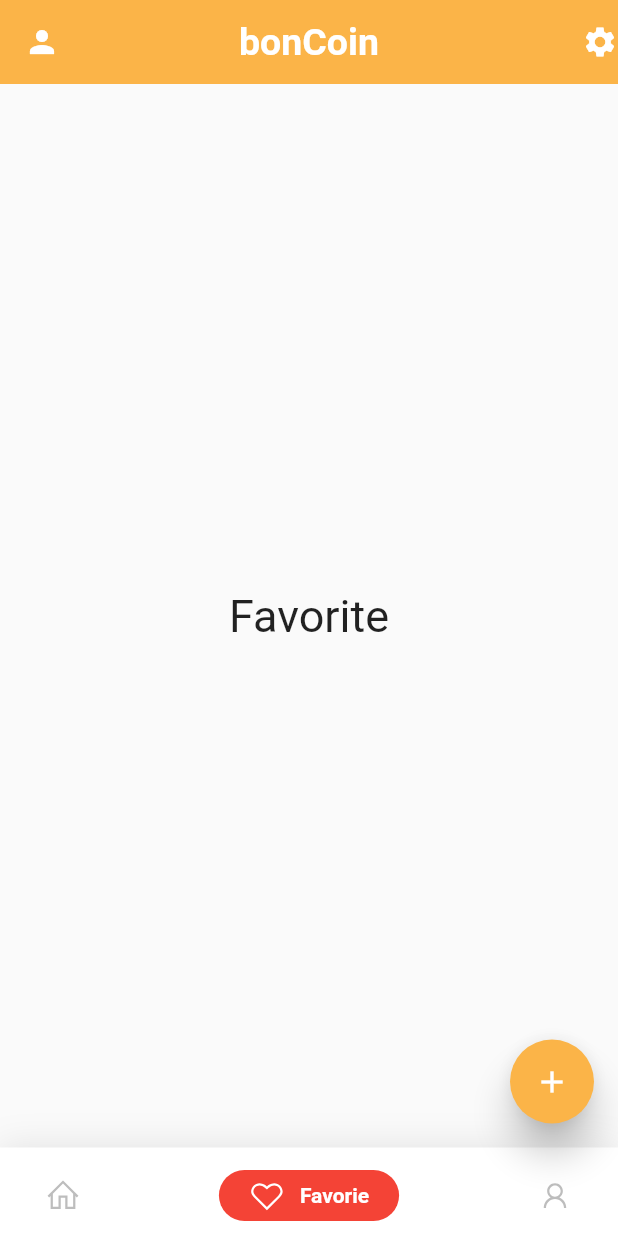
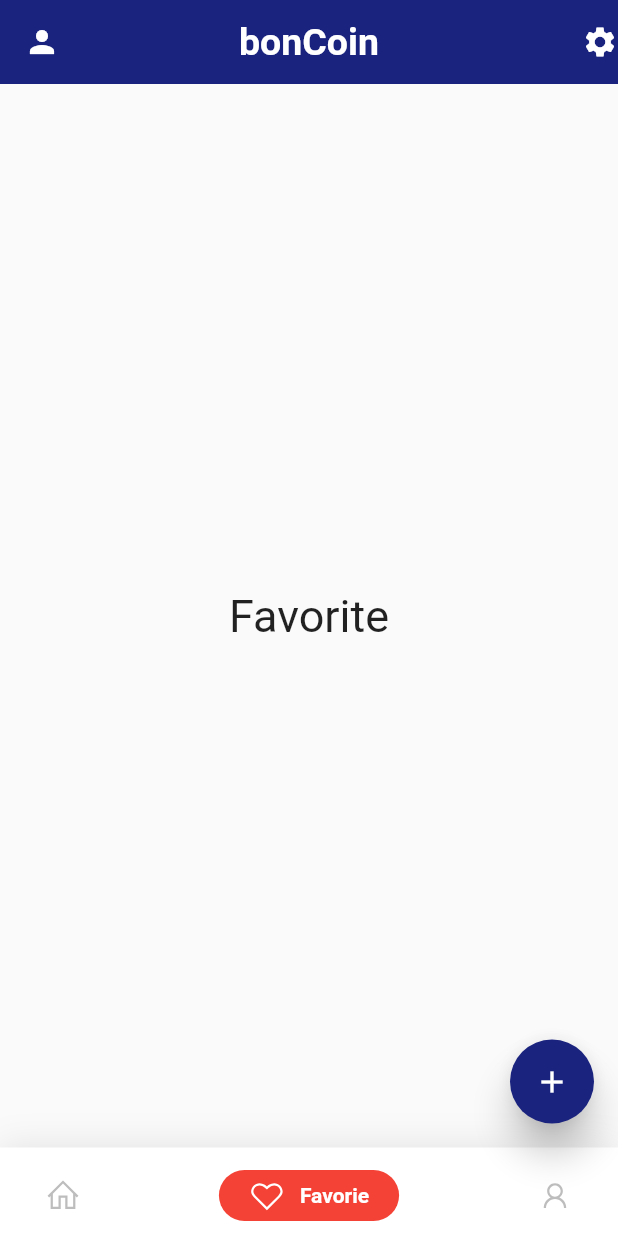
Before and after one commit to mamadou-wone/bonCoin, a Flutter app: the screen it shows once a user with an empty profile is signed in, item 2 of the bottom bar chosen, after a tap on the "add" icon, on a phone screen of 412 x 824 dp. Run offline on Flutter 3.47's test engine with Material 2 defaults, Android fonts, the phone set to English and light mode, and no system bars; drawn by our look-alikes of google_nav_bar; our stand-ins replace firebase_auth, google_fonts, google_sign_in, line_icons, page_transition and 1 more; missing offline and left inert: dart:ffi; accounts and stored records are empty.

Commit message:
Day47 #100DaysOfCode [47/100]

```diff
--- a/lib/Pages/Account.dart
+++ b/lib/Pages/Account.dart
@@ -1,5 +1,7 @@
+import 'package:bonCoinSN/modals/user.dart';
 import 'package:bonCoinSN/services/auth.dart';
 import 'package:flutter/material.dart';
+import 'package:provider/provider.dart';
 
 class Account extends StatefulWidget {
   @override
@@ -8,19 +10,34 @@ class Account extends StatefulWidget {
 
 class _AccountState extends State<Account> {
   final AuthService _auth = AuthService();
+
   @override
   Widget build(BuildContext context) {
+    final user = Provider.of<User>(context);
     return Scaffold(
       body: Center(
         child: Column(
           children: <Widget>[
+            FlatButton(
+              onPressed: () async {
+                print(user.email);
+                // print(user.email);
+              },
+              child: Text('Test'),
+            ),
+            Image.network(
+              user.email,
+              width: 150.0,
+              height: 120.0,
+            ),
             Text(
               'COMPTE',
               style: TextStyle(fontSize: 30.0),
             ),
             FlatButton(
-              onPressed: () {
-                _auth.signOut();
+              onPressed: () async {
+                await _auth.signOut();
+                // print(user.email);
               },
               child: Text('SeDéconnecter'),
             ),
--- a/lib/home.dart
+++ b/lib/home.dart
@@ -58,7 +58,7 @@ class _HomeState extends State<Home> {
           Icon(Icons.settings),
         ],
         centerTitle: true,
-        backgroundColor: Color(0xfffbb448),
+        backgroundColor: Colors.indigo[900],
         title: Text(
           'bonCoin',
           style: TextStyle(fontSize: 25.0, fontWeight: FontWeight.bold),
@@ -89,7 +89,7 @@ class _HomeState extends State<Home> {
                   GButton(
                     icon: LineIcons.home,
                     text: 'Home',
-                    backgroundColor: Color(0xfffbb448),
+                    backgroundColor: Colors.indigo[900],
                   ),
                   GButton(
                     icon: LineIcons.heart_o,
@@ -99,7 +99,7 @@ class _HomeState extends State<Home> {
                   GButton(
                     icon: LineIcons.user,
                     text: 'Profil',
-                    backgroundColor: Colors.blue,
+                    backgroundColor: Color(0xfffbb448),
                   ),
                 ],
                 selectedIndex: selectedIndex,
@@ -113,10 +113,10 @@ class _HomeState extends State<Home> {
       ),
       // Static Day
       floatingActionButton: FloatingActionButton(
-        backgroundColor: Color(0xfffbb448),
+        backgroundColor: Colors.indigo[900],
         child: Icon(Icons.add),
         elevation: 10.0,
-        splashColor: Colors.blueGrey[700],
+        splashColor: Colors.indigo[700],
         onPressed: () {},
       ),
     );
--- a/lib/main.dart
+++ b/lib/main.dart
@@ -7,12 +7,17 @@ import 'package:bonCoinSN/src/Widget/wrapper.dart';
 import 'package:bonCoinSN/src/loginPage.dart';
 import 'package:bonCoinSN/src/welcomePage.dart';
 import 'package:flutter/material.dart';
+import 'package:flutter/services.dart';
 import 'package:page_transition/page_transition.dart';
 import 'package:provider/provider.dart';
 import 'package:splashscreen/splashscreen.dart';
 
 void main() {
-  runApp(MyApp());
+  WidgetsFlutterBinding.ensureInitialized();
+  SystemChrome.setPreferredOrientations([DeviceOrientation.portraitUp])
+      .then((_) {
+    runApp(MyApp());
+  });
 }
 
 class MyApp extends StatefulWidget {
@@ -42,10 +47,11 @@ class _MyAppState extends State<MyApp> {
                               fontWeight: FontWeight.bold,
                               color: Colors.white),
                         ),
-                        gradientBackground: LinearGradient(
-                            begin: Alignment.topCenter,
-                            end: Alignment.bottomCenter,
-                            colors: [Color(0xfffbb448), Color(0xffe46b10)]),
+                        backgroundColor: Colors.indigo[900],
+                        // gradientBackground: LinearGradient(
+                        //     begin: Alignment.topCenter,
+                        //     end: Alignment.bottomCenter,
+                        //     colors: [Color(0xfffbb448), Color(0xffe46b10)]),
                         // backgroundColor: Color(0xfffbb448),
                         styleTextUnderTheLoader: new TextStyle(),
                         loaderColor: Colors.white),
--- a/lib/services/auth.dart
+++ b/lib/services/auth.dart
@@ -6,7 +6,7 @@ class AuthService {
   final FirebaseAuth _auth = FirebaseAuth.instance;
 
   User _userFromFirebaseUser(FirebaseUser user) {
-    return user != null ? User(uid: user.uid, email: user.email) : null;
+    return user != null ? User(uid: user.uid, email: user.photoUrl) : null;
   }
 
   // auth change stream
@@ -43,7 +43,7 @@ class AuthService {
 // Sign out
   Future signOut() async {
     try {
-      return _auth.signOut();
+      return await _auth.signOut();
     } catch (e) {
       print(e.toString());
       return null;
@@ -51,7 +51,7 @@ class AuthService {
   }
 
   // Login with google
-  Future<bool> loginWithGoogle() async {
+  Future loginWithGoogle() async {
     try {
       GoogleSignIn googleSignIn = GoogleSignIn();
       GoogleSignInAccount account = await googleSignIn.signIn();
@@ -63,7 +63,7 @@ class AuthService {
       );
       FirebaseUser user = result.user;
       if (result == null) return false;
-      return true;
+      return _userFromFirebaseUser(user);
     } catch (e) {
       print(e.toString());
       return null;
--- a/lib/src/Widget/wrapper.dart
+++ b/lib/src/Widget/wrapper.dart
@@ -8,11 +8,12 @@ class Wrapper extends StatelessWidget {
   @override
   Widget build(BuildContext context) {
     final user = Provider.of<User>(context);
-    print(user);
+    print(('User not connect'));
     if (user == null) {
       return WelcomePage();
     } else {
       return Home();
+      // Navigator.of(context).pushReplacementNamed('/home');
     }
   }
 }
--- a/lib/src/loginPage.dart
+++ b/lib/src/loginPage.dart
@@ -144,8 +144,9 @@ class _LoginPageState extends State<LoginPage> {
             setState(() {
               widget.error = 'Impossible de se connecter avec ces identifiants';
             });
+          } else {
+            Navigator.pushReplacementNamed(context, '/home');
           }
-          Navigator.pushReplacementNamed(context, '/home');
         }
         return result;
       },
@@ -185,7 +186,7 @@ class _LoginPageState extends State<LoginPage> {
     );
   }
 
-  Widget _facebookButton() {
+  Widget _googleButton() {
     return GestureDetector(
       child: Container(
         height: 50,
@@ -233,8 +234,14 @@ class _LoginPageState extends State<LoginPage> {
         ),
       ),
       onTap: () async {
-        bool result = await AuthService().loginWithGoogle();
-        if (!result) print('error');
+        dynamic result = await AuthService().loginWithGoogle();
+        if (result == null) {
+          setState(() {
+            widget.error = 'Impossible de se connecter avec ces identifiants';
+          });
+        } else {
+          Navigator.of(context).pushReplacementNamed('/home');
+        }
       },
     );
   }
@@ -351,7 +358,7 @@ class _LoginPageState extends State<LoginPage> {
                     //           fontSize: 14, fontWeight: FontWeight.w500)),
                     // ),
                     _divider(),
-                    _facebookButton(),
+                    _googleButton(),
                     SizedBox(height: height * .055),
                     _createAccountLabel(),
                   ],
--- a/lib/src/signup.dart
+++ b/lib/src/signup.dart
@@ -1,3 +1,4 @@
+import 'package:bonCoinSN/home.dart';
 import 'package:bonCoinSN/services/auth.dart';
 import 'package:bonCoinSN/src/Widget/bezierContainer.dart';
 import 'package:bonCoinSN/src/loginPage.dart';
@@ -136,6 +137,9 @@ class _SignUpPageState extends State<SignUpPage> {
         if (_formKey.currentState.validate()) {
           dynamic result = await _auth.registerWithEmailAndPassword(
               widget.email, widget.password);
+          if (result != null) {
+            Navigator.of(context).pushReplacementNamed('/home');
+          }
           print(result);
         }
       },
--- a/lib/src/welcomePage.dart
+++ b/lib/src/welcomePage.dart
@@ -1,3 +1,4 @@
+import 'package:bonCoinSN/services/auth.dart';
 import 'package:bonCoinSN/src/loginPage.dart';
 import 'package:bonCoinSN/src/signup.dart';
 import 'package:flutter/material.dart';
@@ -7,59 +8,155 @@ class WelcomePage extends StatefulWidget {
   WelcomePage({Key key, this.title}) : super(key: key);
 
   final String title;
-
+  String error = '';
   @override
   _WelcomePageState createState() => _WelcomePageState();
 }
 
 class _WelcomePageState extends State<WelcomePage> {
-  Widget _submitButton() {
-    return InkWell(
-      onTap: () {
-        Navigator.push(
-            context, MaterialPageRoute(builder: (context) => LoginPage()));
+  Widget _googleButton() {
+    return GestureDetector(
+      child: Container(
+        height: 50,
+        margin: EdgeInsets.symmetric(vertical: 20),
+        decoration: BoxDecoration(
+          borderRadius: BorderRadius.all(Radius.circular(10)),
+        ),
+        child: Row(
+          children: <Widget>[
+            Expanded(
+              flex: 1,
+              child: Container(
+                decoration: BoxDecoration(
+                  color: Colors.red[700],
+                  borderRadius: BorderRadius.only(
+                      bottomLeft: Radius.circular(5),
+                      topLeft: Radius.circular(5)),
+                ),
+                alignment: Alignment.center,
+                child: Text('G',
+                    style: TextStyle(
+                        color: Colors.white,
+                        fontSize: 25,
+                        fontWeight: FontWeight.w400)),
+              ),
+            ),
+            Expanded(
+              flex: 5,
+              child: Container(
+                decoration: BoxDecoration(
+                  color: Colors.red[400],
+                  borderRadius: BorderRadius.only(
+                      bottomRight: Radius.circular(5),
+                      topRight: Radius.circular(5)),
+                ),
+                alignment: Alignment.center,
+                child: Text('Continuer avec Google',
+                    style: TextStyle(
+                        color: Colors.white,
+                        fontSize: 18,
+                        fontWeight: FontWeight.w400)),
+              ),
+            ),
+          ],
+        ),
+      ),
+      onTap: () async {
+        dynamic result = await AuthService().loginWithGoogle();
+        if (result == null) {
+          setState(() {
+            widget.error = 'Impossible de se connecter avec ces identifiants';
+          });
+        } else {
+          // Navigator.of(context).pushReplacementNamed('/home');
+        }
       },
-      child: Container(
-        width: MediaQuery.of(context).size.width,
-        padding: EdgeInsets.symmetric(vertical: 13),
-        alignment: Alignment.center,
-        decoration: BoxDecoration(
-            borderRadius: BorderRadius.all(Radius.circular(5)),
-            boxShadow: <BoxShadow>[
-              BoxShadow(
-                  color: Color(0xffdf8e33).withAlpha(180),
-                  offset: Offset(2, 4),
-                  blurRadius: 8,
-                  spreadRadius: 2)
-            ],
-            color: Colors.white),
-        child: Text(
-          'Se connecter',
-          style: TextStyle(fontSize: 20, color: Color(0xfff7892b)),
-        ),
+    );
+  }
+
+  Widget _divider() {
+    return Container(
+      margin: EdgeInsets.symmetric(vertical: 10),
+      child: Row(
+        children: <Widget>[
+          SizedBox(
+            width: 20,
+          ),
+          Expanded(
+            child: Padding(
+              padding: EdgeInsets.symmetric(horizontal: 10),
+              child: Divider(
+                thickness: 1,
+              ),
+            ),
+          ),
+          Text('ou'),
+          Expanded(
+            child: Padding(
+              padding: EdgeInsets.symmetric(horizontal: 10),
+              child: Divider(
+                thickness: 1,
+              ),
+            ),
+          ),
+          SizedBox(
+            width: 20,
+          ),
+        ],
       ),
     );
   }
 
-  Widget _signUpButton() {
-    return InkWell(
-      onTap: () {
-        Navigator.push(
-            context, MaterialPageRoute(builder: (context) => SignUpPage()));
-      },
+  Widget _facebookButton() {
+    return GestureDetector(
       child: Container(
-        width: MediaQuery.of(context).size.width,
-        padding: EdgeInsets.symmetric(vertical: 13),
-        alignment: Alignment.center,
+        height: 50,
+        margin: EdgeInsets.symmetric(vertical: 20),
         decoration: BoxDecoration(
-          borderRadius: BorderRadius.all(Radius.circular(5)),
-          border: Border.all(color: Colors.white, width: 2),
+          borderRadius: BorderRadius.all(Radius.circular(10)),
         ),
-        child: Text(
-          'S\'inscrire',
-          style: TextStyle(fontSize: 20, color: Colors.white),
+        child: Row(
+          children: <Widget>[
+            Expanded(
+              flex: 1,
+              child: Container(
+                decoration: BoxDecoration(
+                  color: Color(0xff1959a9),
+                  borderRadius: BorderRadius.only(
+                      bottomLeft: Radius.circular(5),
+                      topLeft: Radius.circular(5)),
+                ),
+                alignment: Alignment.center,
+                child: Text('f',
+                    style: TextStyle(
+                        color: Colors.white,
+                        fontSize: 25,
+                        fontWeight: FontWeight.w400)),
+              ),
+            ),
+            Expanded(
+              flex: 5,
+              child: Container(
+                decoration: BoxDecoration(
+                  color: Color(0xff2872ba),
+                  borderRadius: BorderRadius.only(
+                      bottomRight: Radius.circular(5),
+                      topRight: Radius.circular(5)),
+                ),
+                alignment: Alignment.center,
+                child: Text('Continuer avec Facebook',
+                    style: TextStyle(
+                        color: Colors.white,
+                        fontSize: 18,
+                        fontWeight: FontWeight.w400)),
+              ),
+            ),
+          ],
         ),
       ),
+      onTap: () {
+        print('Facebook button');
+      },
     );
   }
 
@@ -72,16 +169,16 @@ class _WelcomePageState extends State<WelcomePage> {
             textStyle: Theme.of(context).textTheme.display1,
             fontSize: 30,
             fontWeight: FontWeight.w700,
-            color: Colors.white,
+            color: Colors.black,
           ),
           children: [
             TextSpan(
               text: 'C',
-              style: TextStyle(color: Colors.black, fontSize: 30),
+              style: TextStyle(color: Colors.deepOrange, fontSize: 30),
             ),
             TextSpan(
               text: 'oin',
-              style: TextStyle(color: Colors.white, fontSize: 30),
+              style: TextStyle(color: Colors.black, fontSize: 30),
             ),
           ]),
     );
@@ -103,10 +200,12 @@ class _WelcomePageState extends State<WelcomePage> {
                   blurRadius: 5,
                   spreadRadius: 2)
             ],
-            gradient: LinearGradient(
-                begin: Alignment.topCenter,
-                end: Alignment.bottomCenter,
-                colors: [Color(0xfffbb448), Color(0xffe46b10)]),
+            color: Colors.white,
+            // gradient: LinearGradient(
+            //   begin: Alignment.topCenter,
+            //   end: Alignment.bottomCenter,
+            //   colors: [Colors.indigo[500], Colors.indigo[700]],
+            // ),
           ),
           child: Column(
             crossAxisAlignment: CrossAxisAlignment.center,
@@ -116,13 +215,18 @@ class _WelcomePageState extends State<WelcomePage> {
               SizedBox(
                 height: 80,
               ),
-              _submitButton(),
+              _googleButton(),
               SizedBox(
                 height: 20,
               ),
-              _signUpButton(),
+              _divider(),
+              _facebookButton(),
               SizedBox(
                 height: 50,
+              ),
+              Text(
+                widget.error,
+                style: TextStyle(color: Colors.red, fontSize: 14.0),
               ),
             ],
           ),
```
Also changed, not shown: 1 other file.
